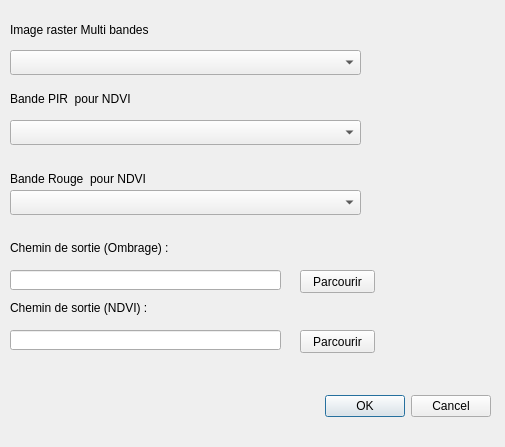
ENSG-TSI24/Pingouins-QGIS-Raster, file render/Render_dialog_base.ui: the form before one commit.
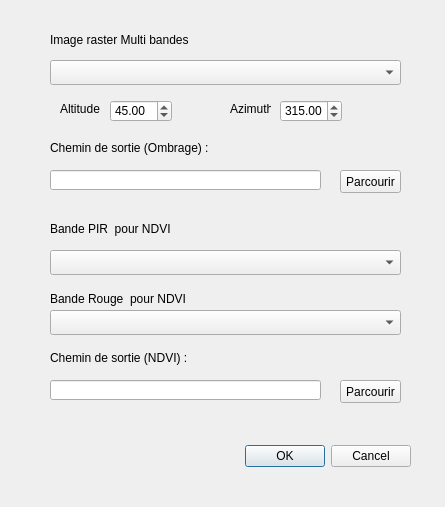
The form after the commit.

Commit message: add user-defined sun altitude and azimuth parameters for hillshade rendering

Diff of the .ui file:
```diff
--- a/render/Render_dialog_base.ui
+++ b/render/Render_dialog_base.ui
@@ -6,8 +6,8 @@
    <rect>
     <x>0</x>
     <y>0</y>
-    <width>505</width>
-    <height>447</height>
+    <width>445</width>
+    <height>507</height>
    </rect>
   </property>
   <property name="windowTitle">
@@ -16,8 +16,8 @@
   <widget class="QDialogButtonBox" name="button_box">
    <property name="geometry">
     <rect>
-     <x>150</x>
-     <y>390</y>
+     <x>70</x>
+     <y>440</y>
      <width>341</width>
      <height>32</height>
     </rect>
@@ -32,8 +32,8 @@
   <widget class="QComboBox" name="menu_raster">
    <property name="geometry">
     <rect>
-     <x>10</x>
-     <y>50</y>
+     <x>50</x>
+     <y>60</y>
      <width>351</width>
      <height>25</height>
     </rect>
@@ -42,8 +42,8 @@
   <widget class="QComboBox" name="PIR">
    <property name="geometry">
     <rect>
-     <x>10</x>
-     <y>120</y>
+     <x>50</x>
+     <y>250</y>
      <width>351</width>
      <height>25</height>
     </rect>
@@ -52,8 +52,8 @@
   <widget class="QComboBox" name="Rouge">
    <property name="geometry">
     <rect>
-     <x>10</x>
-     <y>190</y>
+     <x>50</x>
+     <y>310</y>
      <width>351</width>
      <height>25</height>
     </rect>
@@ -62,8 +62,8 @@
   <widget class="QLabel" name="label">
    <property name="geometry">
     <rect>
-     <x>10</x>
-     <y>90</y>
+     <x>50</x>
+     <y>220</y>
      <width>151</width>
      <height>17</height>
     </rect>
@@ -75,8 +75,8 @@
   <widget class="QLabel" name="label_2">
    <property name="geometry">
     <rect>
-     <x>10</x>
-     <y>170</y>
+     <x>50</x>
+     <y>290</y>
      <width>181</width>
      <height>17</height>
     </rect>
@@ -88,8 +88,8 @@
   <widget class="QLabel" name="label_3">
    <property name="geometry">
     <rect>
-     <x>10</x>
-     <y>20</y>
+     <x>50</x>
+     <y>30</y>
      <width>191</width>
      <height>20</height>
     </rect>
@@ -101,8 +101,8 @@
   <widget class="QLineEdit" name="line_output_path_ombrage">
    <property name="geometry">
     <rect>
-     <x>10</x>
-     <y>270</y>
+     <x>50</x>
+     <y>170</y>
      <width>271</width>
      <height>20</height>
     </rect>
@@ -114,9 +114,9 @@
   <widget class="QPushButton" name="btn_browse_ombrage">
    <property name="geometry">
     <rect>
-     <x>300</x>
-     <y>270</y>
-     <width>75</width>
+     <x>340</x>
+     <y>170</y>
+     <width>61</width>
      <height>23</height>
     </rect>
    </property>
@@ -127,8 +127,8 @@
   <widget class="QLabel" name="label_4">
    <property name="geometry">
     <rect>
-     <x>10</x>
-     <y>240</y>
+     <x>50</x>
+     <y>140</y>
      <width>161</width>
      <height>16</height>
     </rect>
@@ -140,9 +140,9 @@
   <widget class="QPushButton" name="btn_browse_ndvi">
    <property name="geometry">
     <rect>
-     <x>300</x>
-     <y>330</y>
-     <width>75</width>
+     <x>340</x>
+     <y>380</y>
+     <width>61</width>
      <height>23</height>
     </rect>
    </property>
@@ -153,8 +153,8 @@
   <widget class="QLineEdit" name="line_output_path_ndvi">
    <property name="geometry">
     <rect>
-     <x>10</x>
-     <y>330</y>
+     <x>50</x>
+     <y>380</y>
      <width>271</width>
      <height>20</height>
     </rect>
@@ -166,8 +166,8 @@
   <widget class="QLabel" name="label_5">
    <property name="geometry">
     <rect>
-     <x>10</x>
-     <y>300</y>
+     <x>50</x>
+     <y>350</y>
      <width>141</width>
      <height>16</height>
     </rect>
@@ -176,6 +176,67 @@
     <string>Chemin de sortie (NDVI) :</string>
    </property>
   </widget>
+  <widget class="QDoubleSpinBox" name="spin_altitude">
+   <property name="geometry">
+    <rect>
+     <x>110</x>
+     <y>100</y>
+     <width>62</width>
+     <height>22</height>
+    </rect>
+   </property>
+   <property name="decimals">
+    <number>2</number>
+   </property>
+   <property name="maximum">
+    <double>90.000000000000000</double>
+   </property>
+   <property name="value">
+    <double>45.000000000000000</double>
+   </property>
+  </widget>
+  <widget class="QDoubleSpinBox" name="spin_azimuth">
+   <property name="geometry">
+    <rect>
+     <x>280</x>
+     <y>100</y>
+     <width>62</width>
+     <height>22</height>
+    </rect>
+   </property>
+   <property name="maximum">
+    <double>360.000000000000000</double>
+   </property>
+   <property name="value">
+    <double>315.000000000000000</double>
+   </property>
+  </widget>
+  <widget class="QLabel" name="label_6">
+   <property name="geometry">
+    <rect>
+     <x>60</x>
+     <y>100</y>
+     <width>41</width>
+     <height>17</height>
+    </rect>
+   </property>
+   <property name="text">
+    <string>Altitude</string>
+   </property>
+  </widget>
+  <widget class="QLabel" name="label_7">
+   <property name="geometry">
+    <rect>
+     <x>230</x>
+     <y>100</y>
+     <width>41</width>
+     <height>17</height>
+    </rect>
+   </property>
+   <property name="text">
+    <string>Azimuth</string>
+   </property>
+  </widget>
  </widget>
  <resources/>
  <connections>
```
The commit also changes 2 other files.
